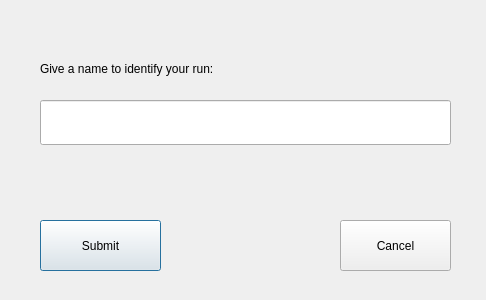
Old version of the form guistructure/submitwindow.ui in the repository mguid65/OpenSystemBench.
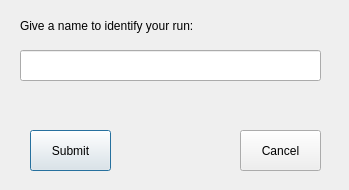
New version of the form.

The edit to the form file:
```diff
--- a/guistructure/submitwindow.ui
+++ b/guistructure/submitwindow.ui
@@ -6,20 +6,20 @@
    <rect>
     <x>0</x>
     <y>0</y>
-    <width>486</width>
-    <height>300</height>
+    <width>349</width>
+    <height>190</height>
    </rect>
   </property>
   <property name="minimumSize">
    <size>
-    <width>486</width>
-    <height>300</height>
+    <width>349</width>
+    <height>190</height>
    </size>
   </property>
   <property name="maximumSize">
    <size>
-    <width>486</width>
-    <height>300</height>
+    <width>349</width>
+    <height>190</height>
    </size>
   </property>
   <property name="windowTitle">
@@ -28,10 +28,10 @@
   <widget class="QPushButton" name="submitButton">
    <property name="geometry">
     <rect>
-     <x>40</x>
-     <y>220</y>
-     <width>121</width>
-     <height>51</height>
+     <x>30</x>
+     <y>130</y>
+     <width>81</width>
+     <height>41</height>
     </rect>
    </property>
    <property name="text">
@@ -41,10 +41,10 @@
   <widget class="QPushButton" name="cancelButton">
    <property name="geometry">
     <rect>
-     <x>340</x>
-     <y>220</y>
-     <width>111</width>
-     <height>51</height>
+     <x>240</x>
+     <y>130</y>
+     <width>81</width>
+     <height>41</height>
     </rect>
    </property>
    <property name="text">
@@ -54,20 +54,20 @@
   <widget class="QLineEdit" name="nameInput">
    <property name="geometry">
     <rect>
-     <x>40</x>
-     <y>100</y>
-     <width>411</width>
-     <height>45</height>
-    </rect>
-   </property>
-  </widget>
-  <widget class="QLabel" name="submissioninfo">
-   <property name="geometry">
-    <rect>
-     <x>40</x>
+     <x>20</x>
      <y>50</y>
-     <width>441</width>
-     <height>37</height>
+     <width>301</width>
+     <height>31</height>
+    </rect>
+   </property>
+  </widget>
+  <widget class="QLabel" name="submissioninfo">
+   <property name="geometry">
+    <rect>
+     <x>20</x>
+     <y>10</y>
+     <width>281</width>
+     <height>31</height>
     </rect>
    </property>
    <property name="text">
@@ -77,10 +77,10 @@
   <widget class="QLabel" name="responseLabel">
    <property name="geometry">
     <rect>
-     <x>40</x>
-     <y>160</y>
-     <width>411</width>
-     <height>37</height>
+     <x>30</x>
+     <y>86</y>
+     <width>261</width>
+     <height>31</height>
     </rect>
    </property>
    <property name="text">
```
